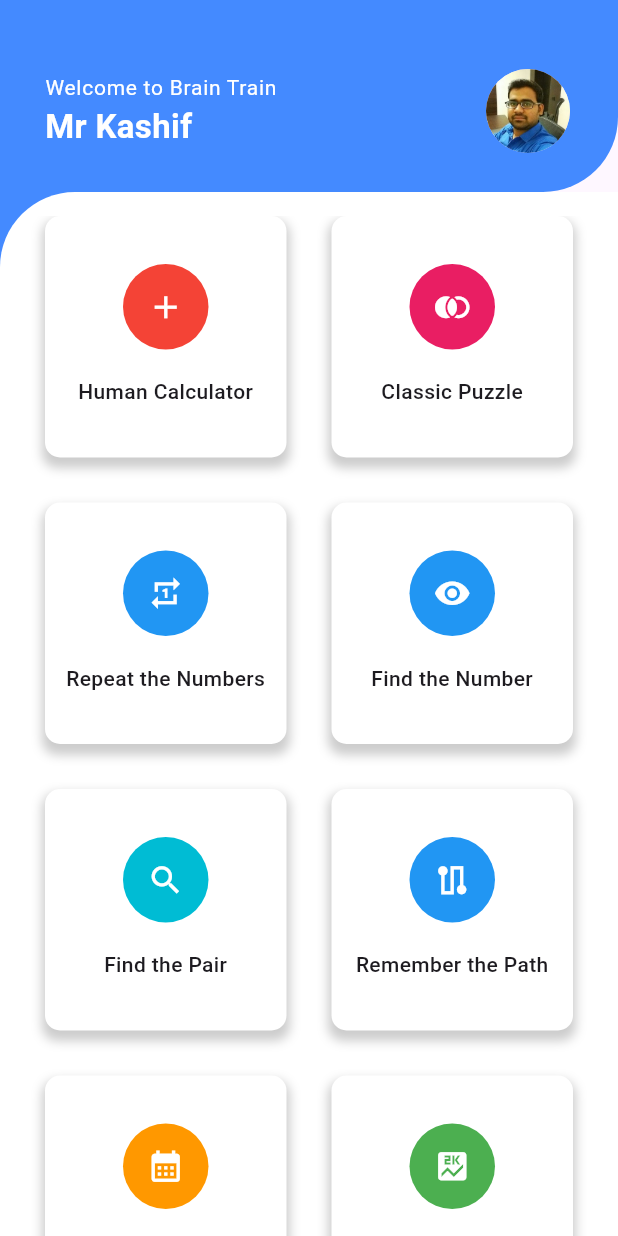
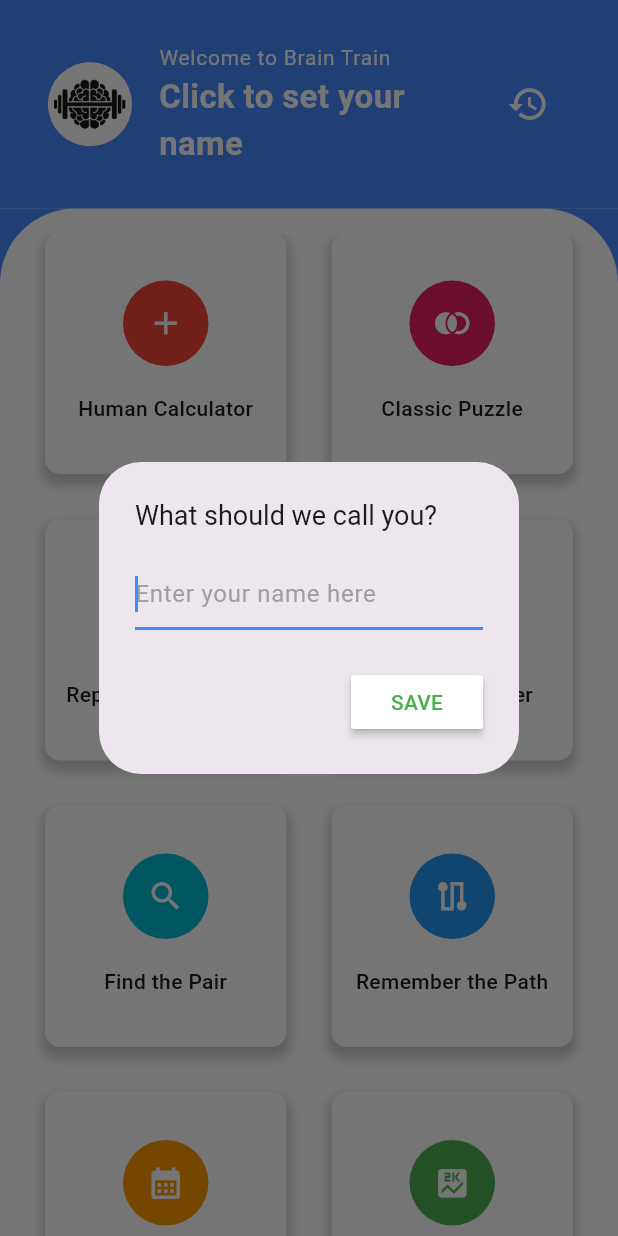
Before and after one commit to kashifo/brain_train, a Flutter app: the screen it shows after launch, on a phone screen of 412 x 824 dp. Run offline on Flutter 3.47's test engine with Material 3 defaults, Android fonts, the phone set to English and light mode, and no system bars; our stand-ins replace carousel_slider, shared_preferences.

Commit message:
Added option to set userName, and if userName is not present, it will ask for it in a popup

```diff
--- a/lib/home.dart
+++ b/lib/home.dart
@@ -6,6 +6,9 @@ import 'package:brain_train/screens/find_the_pair.dart';
 import 'package:brain_train/screens/math_basic.dart';
 import 'package:brain_train/screens/repeat_the_no.dart';
 import 'package:flutter/material.dart';
+import 'package:flutter/services.dart';
+import 'package:shared_preferences/shared_preferences.dart';
+import 'utils/commons.dart';
 
 class HomeScreen extends StatefulWidget {
   const HomeScreen({super.key});
@@ -15,33 +18,70 @@ class HomeScreen extends StatefulWidget {
 }
 
 class _HomeScreenState extends State<HomeScreen> {
+  String? userName;
+
+  @override
+  void initState() {
+    super.initState();
+    getPrefs();
+  }
+
+  Future<void> getPrefs() async {
+    final prefs = await SharedPreferences.getInstance();
+    userName = prefs.getString('username');
+
+    if(userName!=null && userName!.isNotEmpty) {
+      setState(() {
+        userName;
+      });
+    }else {
+      showUserNameDialog(context);
+    }
+  }
+
   @override
   Widget build(BuildContext context) {
+    SystemChrome.setSystemUIOverlayStyle(SystemUiOverlayStyle(statusBarColor: Colors.blue));
+
     return Scaffold(
-      body: Column(
+      body: SafeArea(
+        child: Column(
           children: [
             Container(
-            padding: const EdgeInsets.only(top: 40, bottom: 20),
+              padding: const EdgeInsets.only(top: 20, bottom: 20),
               decoration: BoxDecoration(
                 color: Theme.of(context).primaryColor,
-                borderRadius:
-                    const BorderRadius.only(bottomRight: Radius.circular(50))),
-            child: const ListTile(
+                // borderRadius: const BorderRadius.only(bottomRight: Radius.circular(50))
+              ),
+              child: ListTile(
                 contentPadding: EdgeInsets.only(left: 30, right: 30),
                 title: Text(
                   'Welcome to Brain Train',
                   style: TextStyle(fontSize: 14, color: Colors.white),
                 ),
-              subtitle: Text(
-                'Mr Kashif',
+                subtitle: InkWell(
+                  onTap: (){
+                    showUserNameDialog(context);
+                  },
+                  child: Text(
+                    userName??'Click to set your name',
                     style: TextStyle(
                         fontSize: 22,
                         fontWeight: FontWeight.bold,
                         color: Colors.white),
                   ),
-              trailing: CircleAvatar(
+                ),
+                leading: CircleAvatar(
                   radius: 30,
-                backgroundImage: AssetImage('assets/images/kas_fizz_300.jpg'),
+                  backgroundImage: AssetImage('assets/icons/brain_train_logo_wbg_512px.jpg'),
+                ),
+                trailing: Padding(
+                  padding: const EdgeInsets.only(right: 16.0),
+                  child: Icon(
+                    Icons.history,
+                    color: Colors.white,
+                    size: 28,
+                  ),
                 ),
               ),
             ),
@@ -52,7 +92,7 @@ class _HomeScreenState extends State<HomeScreen> {
                     decoration: const BoxDecoration(
                         color: Colors.white,
                         borderRadius:
-                          BorderRadius.only(topLeft: Radius.circular(50))),
+                        BorderRadius.only(topLeft: Radius.circular(50), topRight: Radius.circular(50))),
                     child: Padding(
                       padding: const EdgeInsets.only(top: 16),
                       child: SingleChildScrollView(
@@ -85,8 +125,72 @@ class _HomeScreenState extends State<HomeScreen> {
             )
           ],
         ),
+      ),
     );
+  }//build
+
+  Future<void> showUserNameDialog(BuildContext context) async {
+    String? valueText;
+
+    saveInput(){
+      if( !isNullOrEmpty(valueText) ) {
+        valueText = valueText!.trim();
+        savePrefs('username', valueText!);
+
+        setState(() {
+          userName = valueText!;
+        });
+
+        Navigator.pop(context);
+      } else {
+        ScaffoldMessenger.of(context).showSnackBar(SnackBar(content: Text('Your name can\'t be empty'),));
       }
+    }
+
+    return showDialog(
+        context: context,
+        barrierDismissible: false,
+        builder: (context) {
+          return AlertDialog(
+            title: const Text('What should we call you?', style: TextStyle(fontSize: 18),),
+            content: TextField(
+              autofocus: true,
+              textInputAction: TextInputAction.done,
+
+              onChanged: (value) {
+                setState(() {
+                  valueText = value.toString();
+                });
+              },
+
+              onSubmitted: (value){
+                valueText = value;
+                saveInput();
+              },
+
+              decoration: const InputDecoration(
+                  hintText: "Enter your name here",
+                  hintStyle: TextStyle(color: Colors.grey)),
+            ),
+            actions: <Widget>[
+              MaterialButton(
+                color: Colors.white,
+                textColor: Colors.green,
+                child: const Text('SAVE'),
+                onPressed: () {
+                  saveInput();
+                },
+              ),
+            ],
+          );
+        });
+  }
+
+  Future<void> savePrefs(String key, String value) async {
+    final prefs = await SharedPreferences.getInstance();
+    prefs.setString(key, value);
+  }
+
 }
 
 InkWell gridItem(BuildContext context, String title, IconData iconData, Color iconColor) {
@@ -154,4 +258,4 @@ InkWell gridItem(BuildContext context, String title, IconData iconData, Color ic
       ),
     ),
   );
-}
+}//gridItem
--- a/lib/main.dart
+++ b/lib/main.dart
@@ -1,5 +1,6 @@
 import 'package:brain_train/home.dart';
 import 'package:flutter/material.dart';
+import 'package:flutter/services.dart';
 
 void main() async {
   //WidgetsFlutterBinding.ensureInitialized();
@@ -11,6 +12,8 @@ class MyApp extends StatelessWidget {
 
   @override
   Widget build(BuildContext context) {
+    SystemChrome.setSystemUIOverlayStyle(SystemUiOverlayStyle(statusBarColor: Theme.of(context).primaryColor));
+
     return MaterialApp(
       title: 'Brain Train',
       theme: ThemeData(
--- a/pubspec.yaml
+++ b/pubspec.yaml
@@ -13,6 +13,7 @@ dependencies:
   image: ^4.3.0
   carousel_slider: ^5.0.0
   window_manager: ^0.4.2
+  shared_preferences: ^2.3.2
 
 dev_dependencies:
   flutter_test:
```
Also changed, not shown: lib/utils/commons.dart (+14 -0 lines), pubspec.lock, 1 other file. Lines whose indentation alone changed are shown as unchanged.
